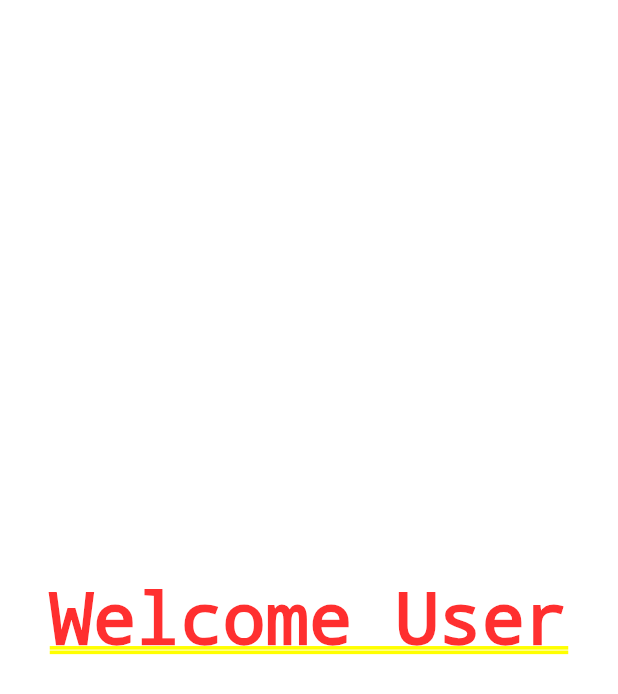
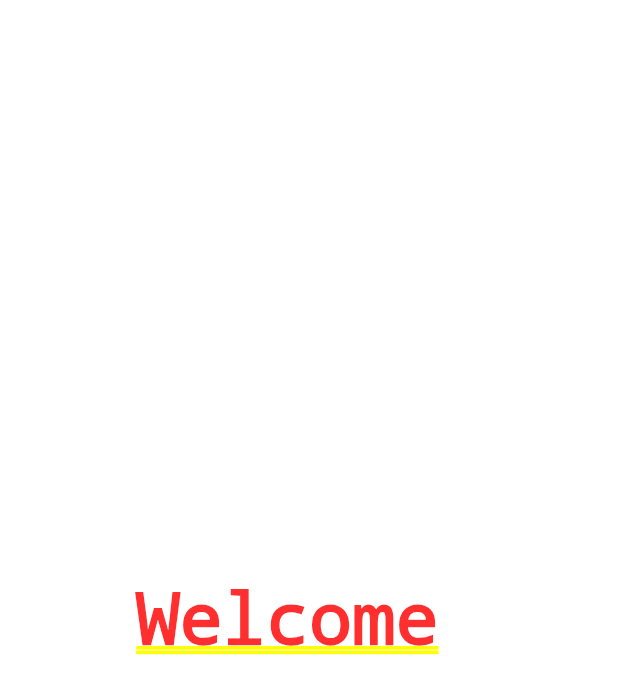
Before and after one commit to Julio1901/flutter-coffe-shop, a Flutter app: the screen it shows after launch, after a tap on "Get Started", on a phone screen of 412 x 824 dp. Shown: the top 694 px of the screen. Run offline on Flutter 3.47's test engine with Material 3 defaults, Android fonts, the phone set to English and light mode, and no system bars.

Commit message:
tech: Implemented ViewModel sharing data between screens

```diff
--- a/lib/main.dart
+++ b/lib/main.dart
@@ -1,6 +1,8 @@
 import 'package:coffe_shop/src/screens/welcome_screen.dart';
 import 'package:coffe_shop/src/screens/welcome_splash_screen.dart';
+import 'package:coffe_shop/src/viewModels/main_view_model.dart';
 import 'package:flutter/material.dart';
+import 'package:provider/provider.dart';
 
 void main() {
   runApp(MyAppRoot());
@@ -11,12 +13,15 @@ class MyAppRoot extends StatelessWidget {
   const MyAppRoot({super.key});
   @override
   Widget build(BuildContext context) {
-    return MaterialApp(
+    return ChangeNotifierProvider(
+      create: (context) => MainViewModel(),
+      child:  MaterialApp(
       initialRoute: 'welcomeScreen',
       routes: {
         'welcomeScreen' :(context) => WelcomeScreen(),
         'welcomeSplashScreen':(context) => WelcomeSplashScreen(),
       },
+    ),
     );
   }
 }
--- a/lib/src/screens/welcome_screen.dart
+++ b/lib/src/screens/welcome_screen.dart
@@ -1,15 +1,23 @@
 // ignore_for_file: prefer_const_constructors, prefer_const_literals_to_create_immutables
 
+import 'package:coffe_shop/src/viewModels/main_view_model.dart';
 import 'package:flutter/material.dart';
+import 'package:provider/provider.dart';
 
 class WelcomeScreen extends StatelessWidget {
-  const WelcomeScreen({super.key});
+  WelcomeScreen({super.key});
+
+  // MainViewModel mainViewModel = MainViewModel();
+  final TextEditingController userNameController = TextEditingController();
+
 
   @override
   Widget build(BuildContext context) {
     return Material(
         color: Colors.black,
-        child: Column(
+        child: Consumer<MainViewModel>(
+          builder: (context, mainViewModel, _) =>
+          Column(
           children: [
             Stack(
               alignment: Alignment.topCenter,
@@ -48,6 +56,7 @@ class WelcomeScreen extends StatelessWidget {
                                 ),
                               ),
                               TextField(
+                                controller: userNameController,
                                 decoration: InputDecoration(
                                   enabledBorder: UnderlineInputBorder(
                                       borderSide: BorderSide(
@@ -101,7 +110,8 @@ class WelcomeScreen extends StatelessWidget {
                           textDirection: TextDirection.ltr,
                           child: ElevatedButton(
                             onPressed: () {
-                              Navigator.pushNamed(context, 'welcomeSplashScreen');
+                             mainViewModel.setUserName(userNameController.text);
+                             Navigator.pushNamed(context, 'welcomeSplashScreen');
                             },
                             child: Text(
                               'Get Started',
@@ -123,6 +133,9 @@ class WelcomeScreen extends StatelessWidget {
               ],
             )
           ],
-        ));
+        )
+        )
+
+        );
   }
 }
--- a/lib/src/screens/welcome_splash_screen.dart
+++ b/lib/src/screens/welcome_splash_screen.dart
@@ -1,13 +1,20 @@
+import 'package:coffe_shop/src/viewModels/main_view_model.dart';
 import 'package:flutter/material.dart';
+import 'package:provider/provider.dart';
 
 class WelcomeSplashScreen extends StatelessWidget {
   const WelcomeSplashScreen({super.key});
 
   @override
   Widget build(BuildContext context) {
+
+    // final MainViewModel mainViewModel = MainViewModel();
+
     return Container(
       child: Center(
-        child: Text('Welcome User', textDirection: TextDirection.ltr,) ,
+        child: Consumer<MainViewModel>(builder: (context, mainViewModel, _)
+        => Text('Welcome ${mainViewModel.userName}', textDirection: TextDirection.ltr,) ,
+        )
       ),
     );
   }
--- /dev/null
+++ b/lib/src/viewModels/main_view_model.dart
@@ -0,0 +1,13 @@
+
+import 'package:flutter/material.dart';
+
+class MainViewModel extends ChangeNotifier {
+  String _userName = '';
+  String get userName => _userName;
+
+  void setUserName(String value) {
+     _userName = value;
+      notifyListeners();
+  }
+
+}
--- a/pubspec.yaml
+++ b/pubspec.yaml
@@ -35,6 +35,7 @@ dependencies:
   # The following adds the Cupertino Icons font to your application.
   # Use with the CupertinoIcons class for iOS style icons.
   cupertino_icons: ^1.0.6
+  provider: ^6.1.2
 
 dev_dependencies:
   flutter_test:
```
Also changed, not shown: pubspec.lock.
